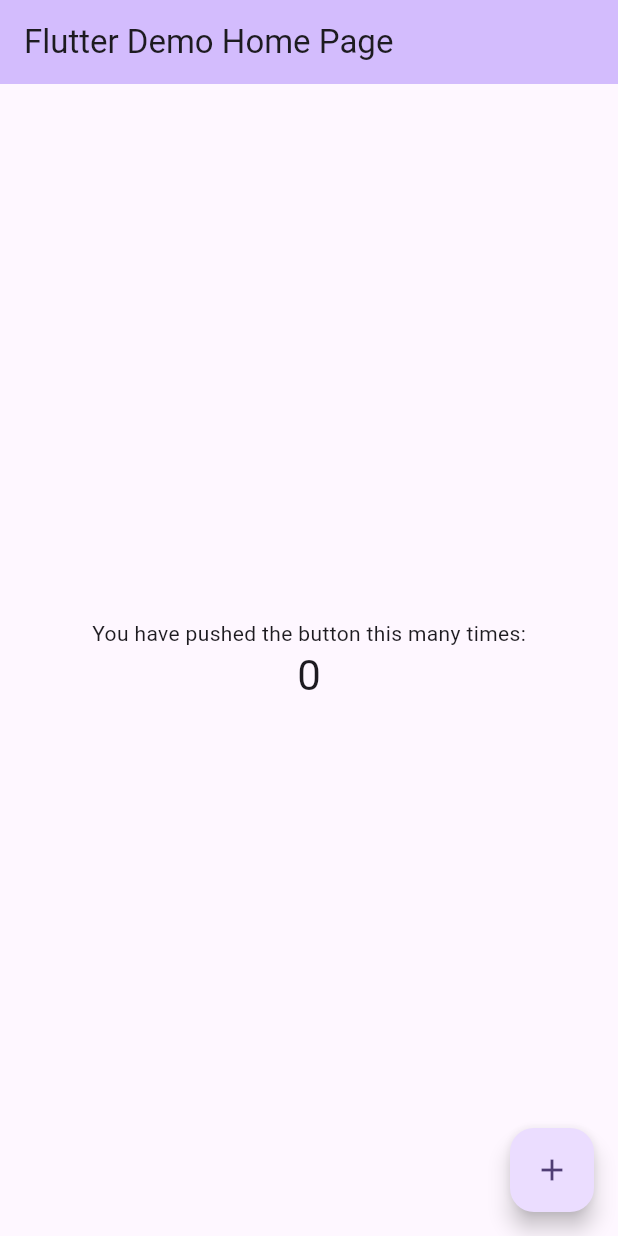
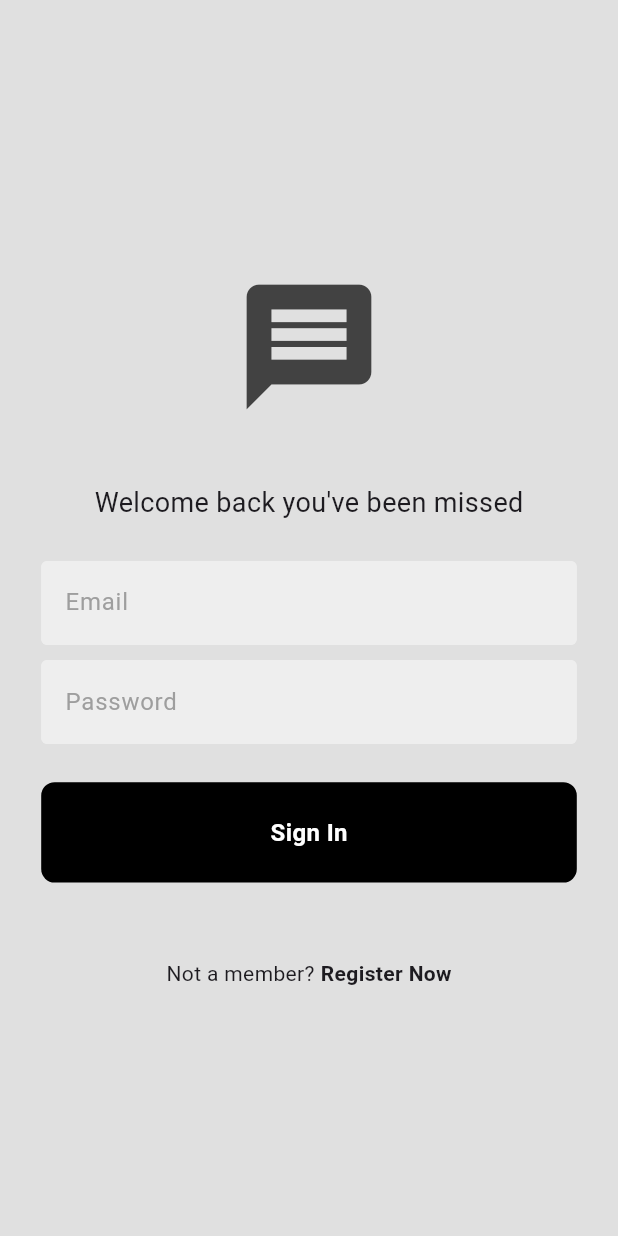
Before and after one commit to AbdulRahmanMudasser/twizzle, a Flutter app: the screen it shows after launch, on a phone screen of 412 x 824 dp. Run offline on Flutter 3.47's test engine with Material 2 defaults, Android fonts, the phone set to English and light mode, and no system bars.

Commit message:
Login Page Completed

```diff
--- /dev/null
+++ b/lib/config/app_size.dart
@@ -0,0 +1,23 @@
+import 'package:flutter/cupertino.dart';
+
+class AppSize {
+  static late MediaQueryData _mediaQueryData;
+  static late double screenWidth;
+  static late double screenHeight;
+
+  void init(BuildContext context) {
+    _mediaQueryData = MediaQuery.of(context);
+    screenHeight = _mediaQueryData.size.height;
+    screenWidth = _mediaQueryData.size.width;
+  }
+}
+
+double getProportionateScreenHeight(double inputHeight) {
+  double screenHeight = AppSize.screenHeight;
+  return (inputHeight / 812.0) * screenHeight;
+}
+
+double getProportionateScreenWidth(double inputWidth) {
+  double screenWidth = AppSize.screenWidth;
+  return (inputWidth / 375.0) * screenWidth;
+}
--- a/lib/main.dart
+++ b/lib/main.dart
@@ -1,4 +1,7 @@
 import 'package:flutter/material.dart';
+import 'package:flutter_chat_messenger_app/pages/login_page.dart';
+
+import 'config/app_size.dart';
 
 void main() {
   runApp(const MyApp());
@@ -7,119 +10,18 @@ void main() {
 class MyApp extends StatelessWidget {
   const MyApp({super.key});
 
-  // This widget is the root of your application.
   @override
   Widget build(BuildContext context) {
+    AppSize().init(context);
+
     return MaterialApp(
       title: 'Flutter Demo',
       theme: ThemeData(
-        // This is the theme of your application.
-        //
-        // TRY THIS: Try running your application with "flutter run". You'll see
-        // the application has a blue toolbar. Then, without quitting the app,
-        // try changing the seedColor in the colorScheme below to Colors.green
-        // and then invoke "hot reload" (save your changes or press the "hot
-        // reload" button in a Flutter-supported IDE, or press "r" if you used
-        // the command line to start the app).
-        //
-        // Notice that the counter didn't reset back to zero; the application
-        // state is not lost during the reload. To reset the state, use hot
-        // restart instead.
-        //
-        // This works for code too, not just values: Most code changes can be
-        // tested with just a hot reload.
         colorScheme: ColorScheme.fromSeed(seedColor: Colors.deepPurple),
         useMaterial3: true,
       ),
-      home: const MyHomePage(title: 'Flutter Demo Home Page'),
+      debugShowCheckedModeBanner: false,
+      home: LoginPage(),
     );
   }
 }
-
-class MyHomePage extends StatefulWidget {
-  const MyHomePage({super.key, required this.title});
-
-  // This widget is the home page of your application. It is stateful, meaning
-  // that it has a State object (defined below) that contains fields that affect
-  // how it looks.
-
-  // This class is the configuration for the state. It holds the values (in this
-  // case the title) provided by the parent (in this case the App widget) and
-  // used by the build method of the State. Fields in a Widget subclass are
-  // always marked "final".
-
-  final String title;
-
-  @override
-  State<MyHomePage> createState() => _MyHomePageState();
-}
-
-class _MyHomePageState extends State<MyHomePage> {
-  int _counter = 0;
-
-  void _incrementCounter() {
-    setState(() {
-      // This call to setState tells the Flutter framework that something has
-      // changed in this State, which causes it to rerun the build method below
-      // so that the display can reflect the updated values. If we changed
-      // _counter without calling setState(), then the build method would not be
-      // called again, and so nothing would appear to happen.
-      _counter++;
-    });
-  }
-
-  @override
-  Widget build(BuildContext context) {
-    // This method is rerun every time setState is called, for instance as done
-    // by the _incrementCounter method above.
-    //
-    // The Flutter framework has been optimized to make rerunning build methods
-    // fast, so that you can just rebuild anything that needs updating rather
-    // than having to individually change instances of widgets.
-    return Scaffold(
-      appBar: AppBar(
-        // TRY THIS: Try changing the color here to a specific color (to
-        // Colors.amber, perhaps?) and trigger a hot reload to see the AppBar
-        // change color while the other colors stay the same.
-        backgroundColor: Theme.of(context).colorScheme.inversePrimary,
-        // Here we take the value from the MyHomePage object that was created by
-        // the App.build method, and use it to set our appbar title.
-        title: Text(widget.title),
-      ),
-      body: Center(
-        // Center is a layout widget. It takes a single child and positions it
-        // in the middle of the parent.
-        child: Column(
-          // Column is also a layout widget. It takes a list of children and
-          // arranges them vertically. By default, it sizes itself to fit its
-          // children horizontally, and tries to be as tall as its parent.
-          //
-          // Column has various properties to control how it sizes itself and
-          // how it positions its children. Here we use mainAxisAlignment to
-          // center the children vertically; the main axis here is the vertical
-          // axis because Columns are vertical (the cross axis would be
-          // horizontal).
-          //
-          // TRY THIS: Invoke "debug painting" (choose the "Toggle Debug Paint"
-          // action in the IDE, or press "p" in the console), to see the
-          // wireframe for each widget.
-          mainAxisAlignment: MainAxisAlignment.center,
-          children: <Widget>[
-            const Text(
-              'You have pushed the button this many times:',
-            ),
-            Text(
-              '$_counter',
-              style: Theme.of(context).textTheme.headlineMedium,
-            ),
-          ],
-        ),
-      ),
-      floatingActionButton: FloatingActionButton(
-        onPressed: _incrementCounter,
-        tooltip: 'Increment',
-        child: const Icon(Icons.add),
-      ), // This trailing comma makes auto-formatting nicer for build methods.
-    );
-  }
-}
--- /dev/null
+++ b/lib/pages/login_page.dart
@@ -0,0 +1,110 @@
+import 'package:flutter/material.dart';
+import 'package:flutter_chat_messenger_app/config/app_size.dart';
+import 'package:flutter_chat_messenger_app/widgets/reusable_button.dart';
+import 'package:flutter_chat_messenger_app/widgets/reusable_text_field.dart';
+
+class LoginPage extends StatefulWidget {
+  const LoginPage({super.key});
+
+  @override
+  State<LoginPage> createState() => _LoginPageState();
+}
+
+class _LoginPageState extends State<LoginPage> {
+  // text controllers
+  final emailController = TextEditingController();
+  final passwordController = TextEditingController();
+
+  @override
+  Widget build(BuildContext context) {
+    return Scaffold(
+      backgroundColor: Colors.grey[300],
+      body: SafeArea(
+        child: Center(
+          child: Padding(
+            padding: EdgeInsets.symmetric(horizontal: getProportionateScreenWidth(25)),
+            child: Column(
+              mainAxisAlignment: MainAxisAlignment.center,
+              children: [
+                SizedBox(
+                  height: AppSize.screenHeight * 0.02,
+                ),
+
+                // logo
+                Icon(
+                  Icons.message,
+                  size: 100,
+                  color: Colors.grey[800],
+                ),
+
+                SizedBox(
+                  height: AppSize.screenHeight * 0.05,
+                ),
+
+                // welcome back message
+                const Text(
+                  "Welcome back you've been missed",
+                  style: TextStyle(
+                    fontSize: 18,
+                    // fontWeight: FontWeight.bold,
+                  ),
+                ),
+
+                SizedBox(
+                  height: getProportionateScreenHeight(25),
+                ),
+
+                // email text field
+                ReusableTextField(
+                  controller: emailController,
+                  hintText: "Email",
+                  obscureText: false,
+                ),
+
+                SizedBox(
+                  height: getProportionateScreenHeight(10),
+                ),
+
+                // password text field
+                ReusableTextField(
+                  controller: passwordController,
+                  hintText: "Password",
+                  obscureText: true,
+                ),
+
+                SizedBox(
+                  height: getProportionateScreenHeight(25),
+                ),
+
+                // sign in button
+                ReusableButton(
+                  text: "Sign In",
+                  onTap: () {},
+                ),
+
+                SizedBox(
+                  height: getProportionateScreenHeight(50),
+                ),
+
+                // not a member? register now
+                const Row(
+                  mainAxisAlignment: MainAxisAlignment.center,
+                  children: [
+                    Text("Not a member?"),
+                    SizedBox(
+                      width: 4,
+                    ),
+                    Text(
+                      "Register Now",
+                      style: TextStyle(fontWeight: FontWeight.bold),
+                    )
+                  ],
+                ),
+              ],
+            ),
+          ),
+        ),
+      ),
+    );
+  }
+}
--- /dev/null
+++ b/lib/widgets/reusable_button.dart
@@ -0,0 +1,37 @@
+import 'package:flutter/material.dart';
+import 'package:flutter_chat_messenger_app/config/app_size.dart';
+
+class ReusableButton extends StatelessWidget {
+  const ReusableButton({
+    super.key,
+    required this.text,
+    required this.onTap,
+  });
+
+  final String text;
+  final GestureTapCallback onTap;
+
+  @override
+  Widget build(BuildContext context) {
+    return GestureDetector(
+      onTap: onTap,
+      child: Container(
+        padding: EdgeInsets.all(getProportionateScreenWidth(20)),
+        decoration:  BoxDecoration(
+          color: Colors.black,
+          borderRadius: BorderRadius.circular(9),
+        ),
+        child: Center(
+          child: Text(
+            text,
+            style: const TextStyle(
+              color: Colors.white,
+              fontWeight: FontWeight.bold,
+              fontSize: 16,
+            ),
+          ),
+        ),
+      ),
+    );
+  }
+}
--- /dev/null
+++ b/lib/widgets/reusable_text_field.dart
@@ -0,0 +1,34 @@
+import 'package:flutter/material.dart';
+
+class ReusableTextField extends StatelessWidget {
+  const ReusableTextField({
+    super.key,
+    required this.controller,
+    required this.hintText,
+    required this.obscureText,
+  });
+
+  final TextEditingController controller;
+  final String hintText;
+  final bool obscureText;
+
+  @override
+  Widget build(BuildContext context) {
+    return TextField(
+      controller: controller,
+      obscureText: obscureText,
+      decoration: InputDecoration(
+        enabledBorder: OutlineInputBorder(
+          borderSide: BorderSide(color: Colors.grey.shade200),
+        ),
+        focusedBorder: const OutlineInputBorder(
+          borderSide: BorderSide(color: Colors.white),
+        ),
+        fillColor: Colors.grey[200],
+        filled: true,
+        hintText: hintText,
+        hintStyle: const TextStyle(color: Colors.grey),
+      ),
+    );
+  }
+}
```
